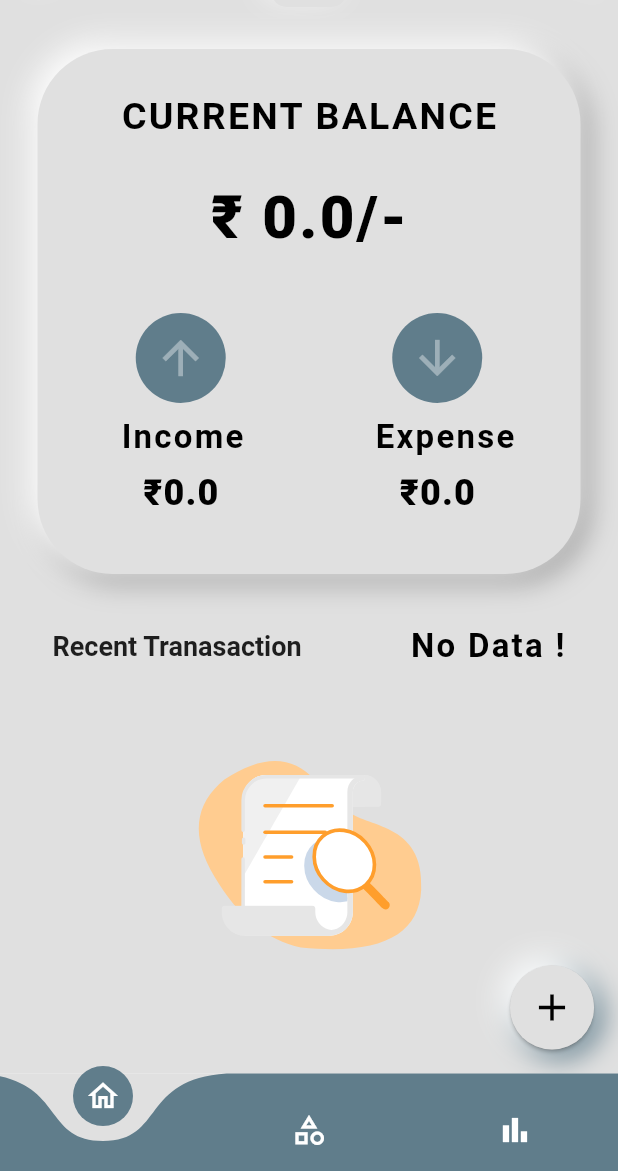
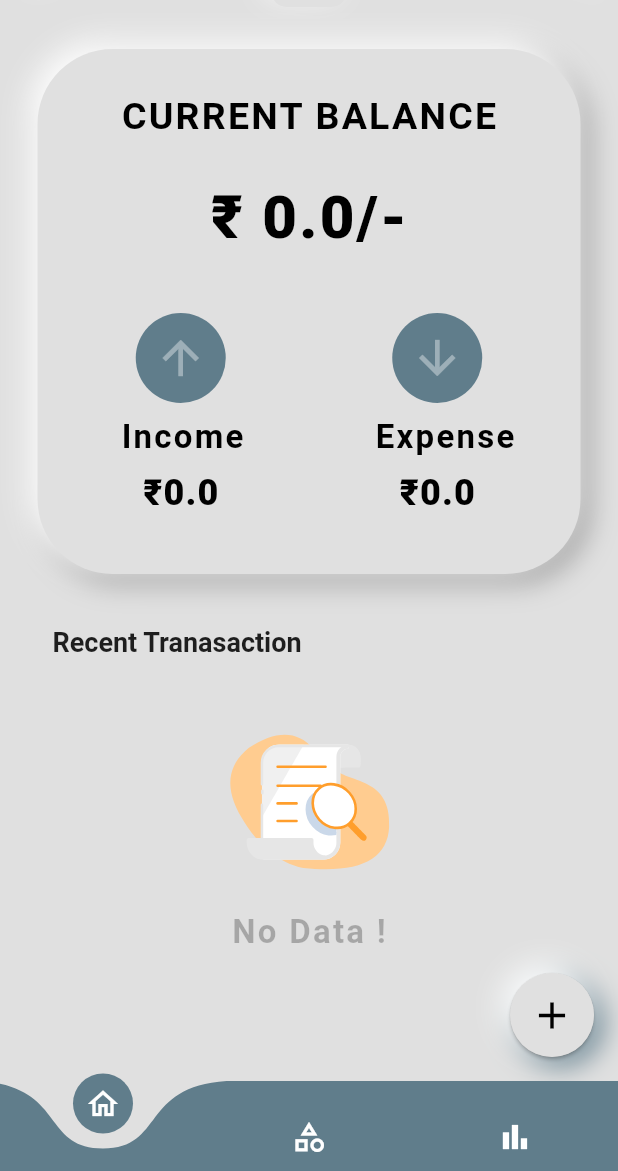
Before and after one commit to Nidhinlalp/SimpleMoneyManager, a Flutter app: the ScreenHome screen opened directly, on a phone screen of 412 x 824 dp, the part 65-1236 px from its top. Run offline on Flutter 3.47's test engine with Material 2 defaults, Android fonts, the phone set to English and light mode, and no system bars; drawn by our look-alikes of auto_size_text, curved_navigation_bar, flip_card; our stand-ins replace awesome_snackbar_content, flutter_slidable, flutter_zoom_drawer, google_fonts, hive, hive_flutter and 6 more; accounts and stored records are empty.

Commit message:
ui update

```diff
--- a/lib/screens/Hometransactions/resent_transaction_heding.dart
+++ b/lib/screens/Hometransactions/resent_transaction_heding.dart
@@ -26,13 +26,7 @@ class RecentTransactionHeding extends StatelessWidget {
           ),
           newList.isEmpty
               ? const Text(
-                  'No Data !',
-                  style: TextStyle(
-                    fontWeight: FontWeight.w600,
-                    color: Colors.black,
-                    fontSize: 22,
-                    letterSpacing: 1.5,
-                  ),
+                  '',
                 )
               : TextButton(
                   onPressed: () {
--- a/lib/screens/Hometransactions/screen_transaction.dart
+++ b/lib/screens/Hometransactions/screen_transaction.dart
@@ -113,8 +113,17 @@ class _ScreenTransactionState extends State<ScreenTransaction> {
                                   Center(
                                     child: Lottie.asset(
                                         'assets/images/empty.json',
-                                        width: 210),
+                                        width: 150),
                                   ),
+                                  const Text(
+                                    'No Data !',
+                                    style: TextStyle(
+                                      fontWeight: FontWeight.w600,
+                                      color: Colors.black26,
+                                      fontSize: 22,
+                                      letterSpacing: 1.5,
+                                    ),
+                                  )
                                 ],
                               )
                             ]
--- a/lib/screens/graph/pages/overview_graph.dart
+++ b/lib/screens/graph/pages/overview_graph.dart
@@ -42,7 +42,7 @@ class _OverViewGraphState extends State<OverViewGraph> {
                             'No Data !',
                             style: TextStyle(
                               fontWeight: FontWeight.w600,
-                              color: Colors.black,
+                              color: Colors.black26,
                               fontSize: 22,
                               letterSpacing: 1.5,
                             ),
--- a/lib/screens/home/widgets/bottom_navigation.dart
+++ b/lib/screens/home/widgets/bottom_navigation.dart
@@ -25,7 +25,7 @@ class _MoneyManagerBottomNavigationState
             animationDuration: const Duration(
               milliseconds: 400,
             ),
-            height: 65,
+            height: 60,
             color: Colors.blueGrey,
             backgroundColor: bgColor,
             buttonBackgroundColor: Colors.blueGrey,
```
